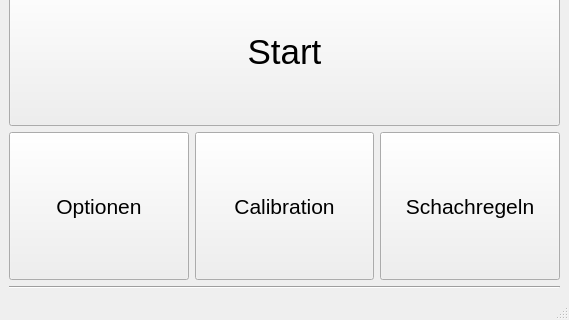
This is chesster/gui/res/window.ui in AKJ7/chesster as Qt 5 draws it before an edit; both pictures show x 0 to 569 and y 454 to 774 of the 569 by 774 pixel window. The edited form follows.
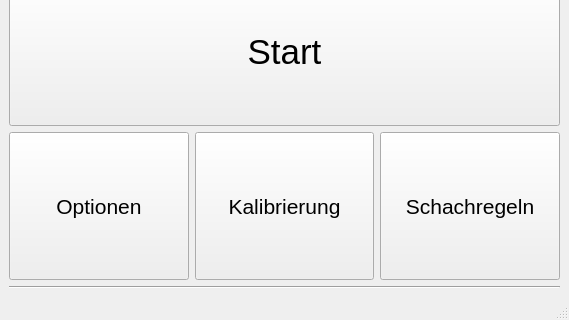
This is the edited form.

Patch:
```diff
--- a/chesster/gui/res/window.ui
+++ b/chesster/gui/res/window.ui
@@ -133,7 +133,7 @@
          </font>
         </property>
         <property name="text">
-         <string>Calibration</string>
+         <string>Kalibrierung</string>
         </property>
        </widget>
       </item>
```
